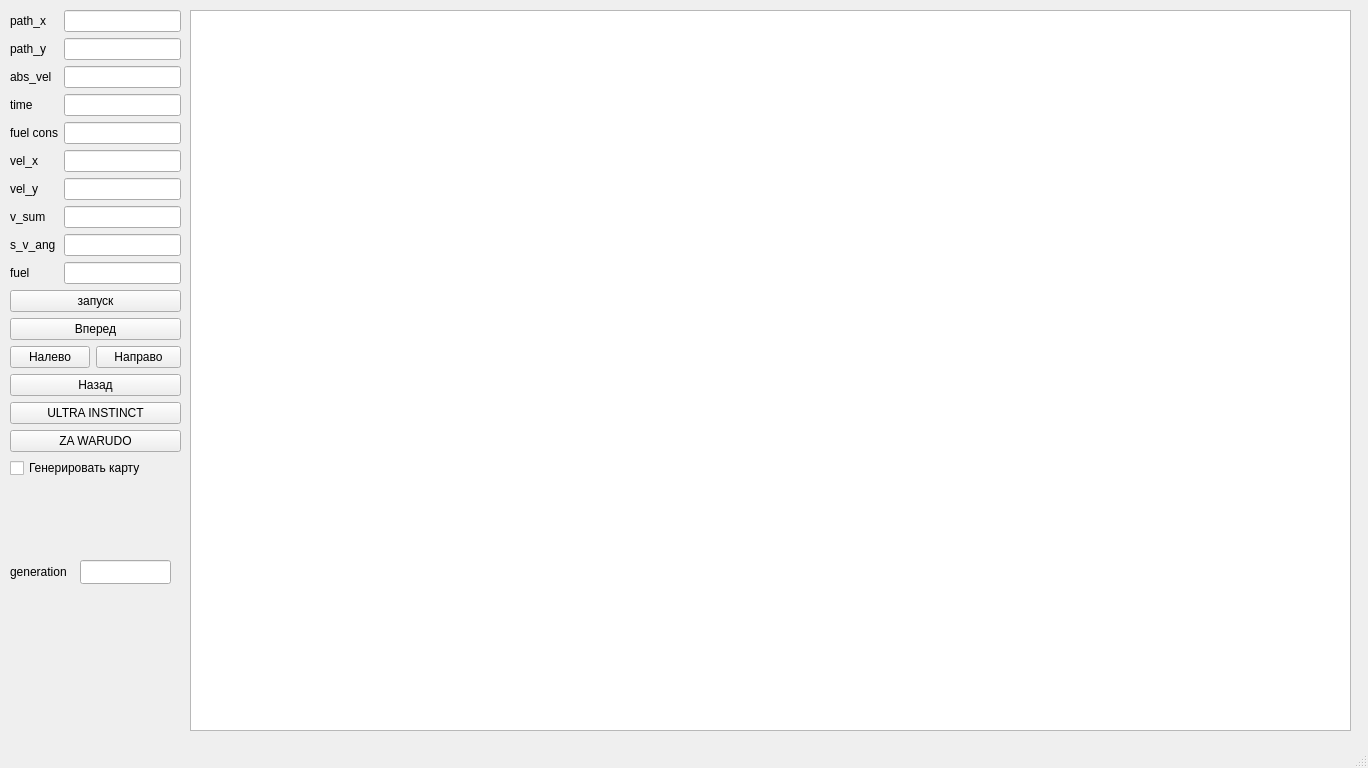
Above: mainwindow.ui from Polliakoff/Collabreequeue-2-rep before the change. Below: the same form after it.
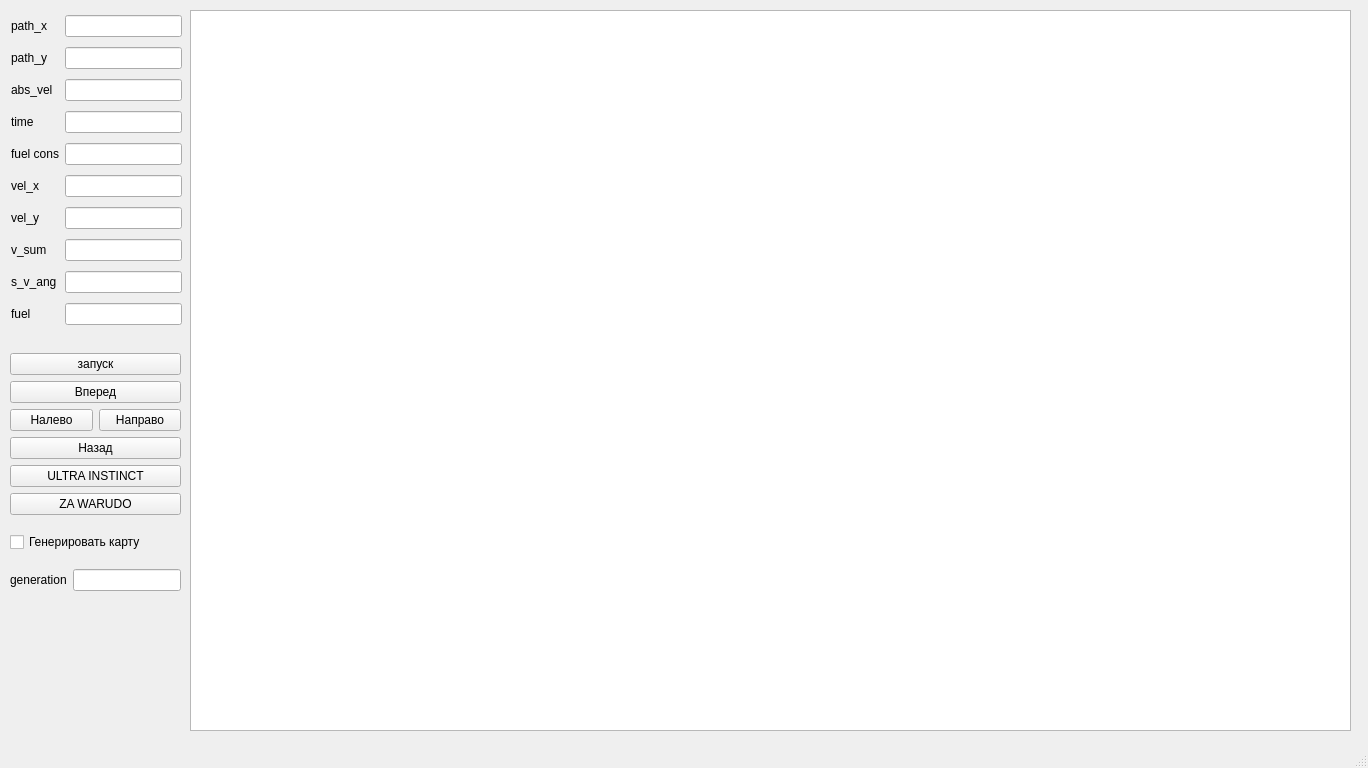
That is the form after the change.

Patch:
```diff
--- a/mainwindow.ui
+++ b/mainwindow.ui
@@ -27,53 +27,112 @@
      <enum>Qt::StrongFocus</enum>
     </property>
    </widget>
-   <widget class="QWidget" name="layoutWidget">
+   <widget class="QWidget" name="">
     <property name="geometry">
      <rect>
       <x>10</x>
-      <y>10</y>
+      <y>342</y>
       <width>171</width>
-      <height>528</height>
+      <height>262</height>
      </rect>
     </property>
-    <layout class="QGridLayout" name="gridLayout">
-     <item row="1" column="1">
-      <widget class="QLineEdit" name="lineEdit_2"/>
+    <layout class="QGridLayout" name="gridLayout_3">
+     <item row="0" column="0" colspan="2">
+      <layout class="QGridLayout" name="gridLayout_2">
+       <item row="0" column="0">
+        <layout class="QGridLayout" name="gridLayout">
+         <item row="2" column="0">
+          <widget class="QPushButton" name="pushButton_4">
+           <property name="text">
+            <string>Налево</string>
+           </property>
+          </widget>
+         </item>
+         <item row="2" column="1">
+          <widget class="QPushButton" name="pushButton_5">
+           <property name="text">
+            <string>Направо</string>
+           </property>
+          </widget>
+         </item>
+         <item row="0" column="0" colspan="2">
+          <widget class="QPushButton" name="pushButton">
+           <property name="text">
+            <string>запуск</string>
+           </property>
+          </widget>
+         </item>
+         <item row="1" column="0" colspan="2">
+          <widget class="QPushButton" name="pushButton_2">
+           <property name="text">
+            <string>Вперед</string>
+           </property>
+          </widget>
+         </item>
+         <item row="3" column="0" colspan="2">
+          <widget class="QPushButton" name="pushButton_3">
+           <property name="text">
+            <string>Назад</string>
+           </property>
+          </widget>
+         </item>
+        </layout>
+       </item>
+       <item row="1" column="0">
+        <widget class="QPushButton" name="pushButton_6">
+         <property name="text">
+          <string>ULTRA INSTINCT</string>
+         </property>
+        </widget>
+       </item>
+       <item row="2" column="0">
+        <widget class="QPushButton" name="pushButton_7">
+         <property name="text">
+          <string>ZA WARUDO</string>
+         </property>
+        </widget>
+       </item>
+      </layout>
+     </item>
+     <item row="1" column="0" colspan="2">
+      <widget class="QCheckBox" name="checkBox">
+       <property name="text">
+        <string>Генерировать карту</string>
+       </property>
+      </widget>
+     </item>
+     <item row="2" column="0">
+      <widget class="QLabel" name="label_11">
+       <property name="text">
+        <string>generation</string>
+       </property>
+      </widget>
+     </item>
+     <item row="2" column="1">
+      <widget class="QLineEdit" name="lineEdit_11"/>
+     </item>
+    </layout>
+   </widget>
+   <widget class="QWidget" name="">
+    <property name="geometry">
+     <rect>
+      <x>11</x>
+      <y>11</y>
+      <width>171</width>
+      <height>326</height>
+     </rect>
+    </property>
+    <layout class="QGridLayout" name="gridLayout_4">
+     <item row="0" column="0">
+      <widget class="QLabel" name="label">
+       <property name="text">
+        <string>path_x</string>
+       </property>
+      </widget>
      </item>
      <item row="0" column="1">
       <widget class="QLineEdit" name="lineEdit"/>
      </item>
-     <item row="5" column="0">
-      <widget class="QLabel" name="label_7">
-       <property name="text">
-        <string>vel_x</string>
-       </property>
-      </widget>
-     </item>
-     <item row="7" column="1">
-      <widget class="QLineEdit" name="lineEdit_8"/>
-     </item>
-     <item row="7" column="0">
-      <widget class="QLabel" name="label_8">
-       <property name="text">
-        <string>v_sum</string>
-       </property>
-      </widget>
-     </item>
-     <item row="8" column="0">
-      <widget class="QLabel" name="label_9">
-       <property name="text">
-        <string>s_v_ang</string>
-       </property>
-      </widget>
-     </item>
-     <item row="4" column="0">
-      <widget class="QLabel" name="label_5">
-       <property name="text">
-        <string>fuel cons</string>
-       </property>
-      </widget>
-     </item>
      <item row="1" column="0">
       <widget class="QLabel" name="label_2">
        <property name="text">
@@ -81,34 +140,8 @@
        </property>
       </widget>
      </item>
-     <item row="0" column="0">
-      <widget class="QLabel" name="label">
-       <property name="text">
-        <string>path_x</string>
-       </property>
-      </widget>
-     </item>
-     <item row="2" column="1">
-      <widget class="QLineEdit" name="lineEdit_3"/>
-     </item>
-     <item row="6" column="1">
-      <widget class="QLineEdit" name="lineEdit_7"/>
-     </item>
-     <item row="6" column="0">
-      <widget class="QLabel" name="label_6">
-       <property name="text">
-        <string>vel_y</string>
-       </property>
-      </widget>
-     </item>
-     <item row="9" column="1">
-      <widget class="QLineEdit" name="lineEdit_10"/>
-     </item>
-     <item row="3" column="1">
-      <widget class="QLineEdit" name="lineEdit_4"/>
-     </item>
-     <item row="5" column="1">
-      <widget class="QLineEdit" name="lineEdit_6"/>
+     <item row="1" column="1">
+      <widget class="QLineEdit" name="lineEdit_2"/>
      </item>
      <item row="2" column="0">
       <widget class="QLabel" name="label_3">
@@ -117,6 +150,9 @@
        </property>
       </widget>
      </item>
+     <item row="2" column="1">
+      <widget class="QLineEdit" name="lineEdit_3"/>
+     </item>
      <item row="3" column="0">
       <widget class="QLabel" name="label_4">
        <property name="text">
@@ -124,104 +160,71 @@
        </property>
       </widget>
      </item>
-     <item row="9" column="0">
-      <widget class="QLabel" name="label_10">
+     <item row="3" column="1">
+      <widget class="QLineEdit" name="lineEdit_4"/>
+     </item>
+     <item row="4" column="0">
+      <widget class="QLabel" name="label_5">
        <property name="text">
-        <string>fuel</string>
+        <string>fuel cons</string>
        </property>
       </widget>
      </item>
      <item row="4" column="1">
       <widget class="QLineEdit" name="lineEdit_5"/>
      </item>
+     <item row="5" column="0">
+      <widget class="QLabel" name="label_7">
+       <property name="text">
+        <string>vel_x</string>
+       </property>
+      </widget>
+     </item>
+     <item row="5" column="1">
+      <widget class="QLineEdit" name="lineEdit_6"/>
+     </item>
+     <item row="6" column="0">
+      <widget class="QLabel" name="label_6">
+       <property name="text">
+        <string>vel_y</string>
+       </property>
+      </widget>
+     </item>
+     <item row="6" column="1">
+      <widget class="QLineEdit" name="lineEdit_7"/>
+     </item>
+     <item row="7" column="0">
+      <widget class="QLabel" name="label_8">
+       <property name="text">
+        <string>v_sum</string>
+       </property>
+      </widget>
+     </item>
+     <item row="7" column="1">
+      <widget class="QLineEdit" name="lineEdit_8"/>
+     </item>
+     <item row="8" column="0">
+      <widget class="QLabel" name="label_9">
+       <property name="text">
+        <string>s_v_ang</string>
+       </property>
+      </widget>
+     </item>
      <item row="8" column="1">
       <widget class="QLineEdit" name="lineEdit_9"/>
      </item>
-     <item row="10" column="0" colspan="2">
-      <layout class="QFormLayout" name="formLayout">
-       <item row="0" column="0" colspan="2">
-        <widget class="QPushButton" name="pushButton">
-         <property name="text">
-          <string>запуск</string>
-         </property>
-        </widget>
-       </item>
-       <item row="1" column="0" colspan="2">
-        <widget class="QPushButton" name="pushButton_2">
-         <property name="text">
-          <string>Вперед</string>
-         </property>
-        </widget>
-       </item>
-       <item row="2" column="0">
-        <widget class="QPushButton" name="pushButton_4">
-         <property name="text">
-          <string>Налево</string>
-         </property>
-        </widget>
-       </item>
-       <item row="2" column="1">
-        <widget class="QPushButton" name="pushButton_5">
-         <property name="text">
-          <string>Направо</string>
-         </property>
-        </widget>
-       </item>
-       <item row="3" column="0" colspan="2">
-        <widget class="QPushButton" name="pushButton_3">
-         <property name="text">
-          <string>Назад</string>
-         </property>
-        </widget>
-       </item>
-       <item row="4" column="0" colspan="2">
-        <widget class="QPushButton" name="pushButton_6">
-         <property name="text">
-          <string>ULTRA INSTINCT</string>
-         </property>
-        </widget>
-       </item>
-       <item row="5" column="0" colspan="2">
-        <widget class="QPushButton" name="pushButton_7">
-         <property name="text">
-          <string>ZA WARUDO</string>
-         </property>
-        </widget>
-       </item>
-       <item row="6" column="0" colspan="2">
-        <widget class="QCheckBox" name="checkBox">
-         <property name="text">
-          <string>Генерировать карту</string>
-         </property>
-        </widget>
-       </item>
-      </layout>
+     <item row="9" column="0">
+      <widget class="QLabel" name="label_10">
+       <property name="text">
+        <string>fuel</string>
+       </property>
+      </widget>
+     </item>
+     <item row="9" column="1">
+      <widget class="QLineEdit" name="lineEdit_10"/>
      </item>
     </layout>
    </widget>
-   <widget class="QLineEdit" name="lineEdit_11">
-    <property name="geometry">
-     <rect>
-      <x>80</x>
-      <y>560</y>
-      <width>91</width>
-      <height>24</height>
-     </rect>
-    </property>
-   </widget>
-   <widget class="QLabel" name="label_11">
-    <property name="geometry">
-     <rect>
-      <x>10</x>
-      <y>560</y>
-      <width>71</width>
-      <height>24</height>
-     </rect>
-    </property>
-    <property name="text">
-     <string>generation</string>
-    </property>
-   </widget>
   </widget>
   <widget class="QMenuBar" name="menubar">
    <property name="geometry">
```
Left out of the diff: 2 changed lines with no effect on the pictures.
